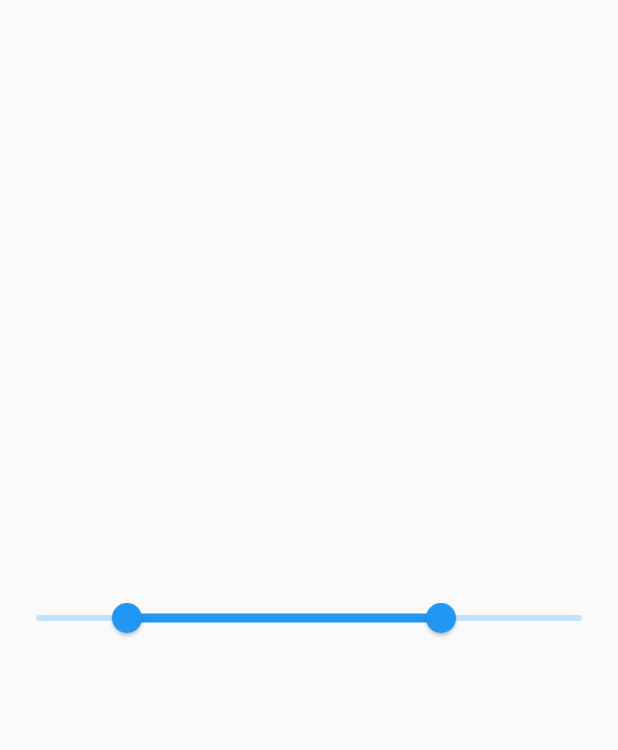
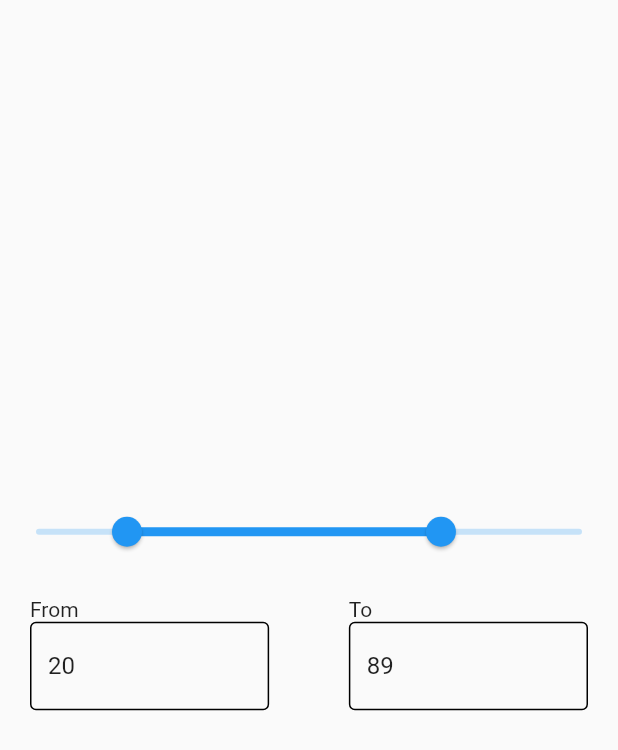
Before and after one commit to EhisEA/flutter_teach, a Flutter app: the screen it shows after launch, on a phone screen of 412 x 824 dp. Shown: the top 750 px of the screen. Run offline on Flutter 3.47's test engine with Material 2 defaults, Android fonts, the phone set to English and light mode, and no system bars; our stand-ins replace shared_preferences.

Commit message:
slider 2

```diff
--- a/lib/slider.dart
+++ b/lib/slider.dart
@@ -8,6 +8,8 @@ class SliderRan extends StatefulWidget {
 }
 
 class _SliderRanState extends State<SliderRan> {
+  TextEditingController minTextController = TextEditingController(text: "20");
+  TextEditingController maxTextController = TextEditingController(text: "89");
   RangeValues rang = RangeValues(20, 89);
   @override
   Widget build(BuildContext context) {
@@ -22,11 +24,42 @@ class _SliderRanState extends State<SliderRan> {
             onChanged: (RangeValues value) {
               setState(() {
                 rang = value;
+                minTextController.text = value.start.toString();
+                maxTextController.text = value.end.toString();
               });
             },
+          ),
+          Padding(
+            padding: const EdgeInsets.all(20.0),
+            child: Row(
+              children: [
+                showText("From", minTextController),
+                const Spacer(flex: 1),
+                showText("To", maxTextController),
+              ],
+            ),
           )
         ],
       ),
     );
   }
+
+  Widget showText(String title, TextEditingController controller) {
+    return Expanded(
+      flex: 3,
+      child: Column(
+        crossAxisAlignment: CrossAxisAlignment.start,
+        children: [
+          Text(title),
+          TextField(
+            controller: controller,
+            decoration: const InputDecoration(
+              enabledBorder: OutlineInputBorder(),
+              focusedBorder: OutlineInputBorder(),
+            ),
+          ),
+        ],
+      ),
+    );
+  }
 }
```
